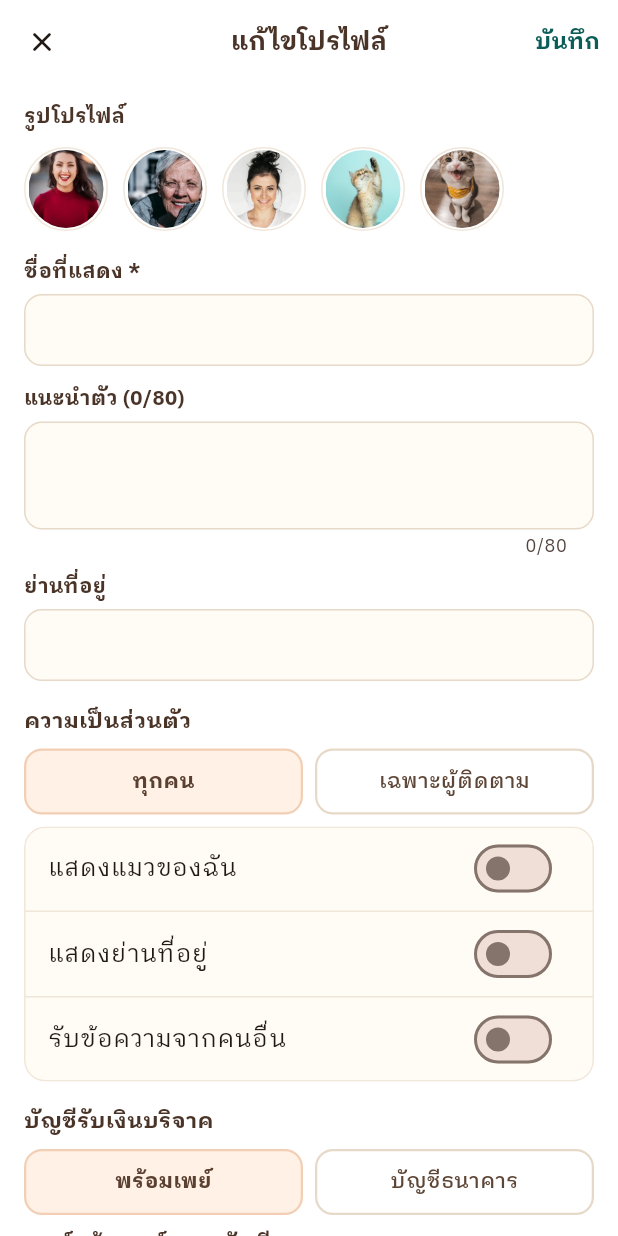
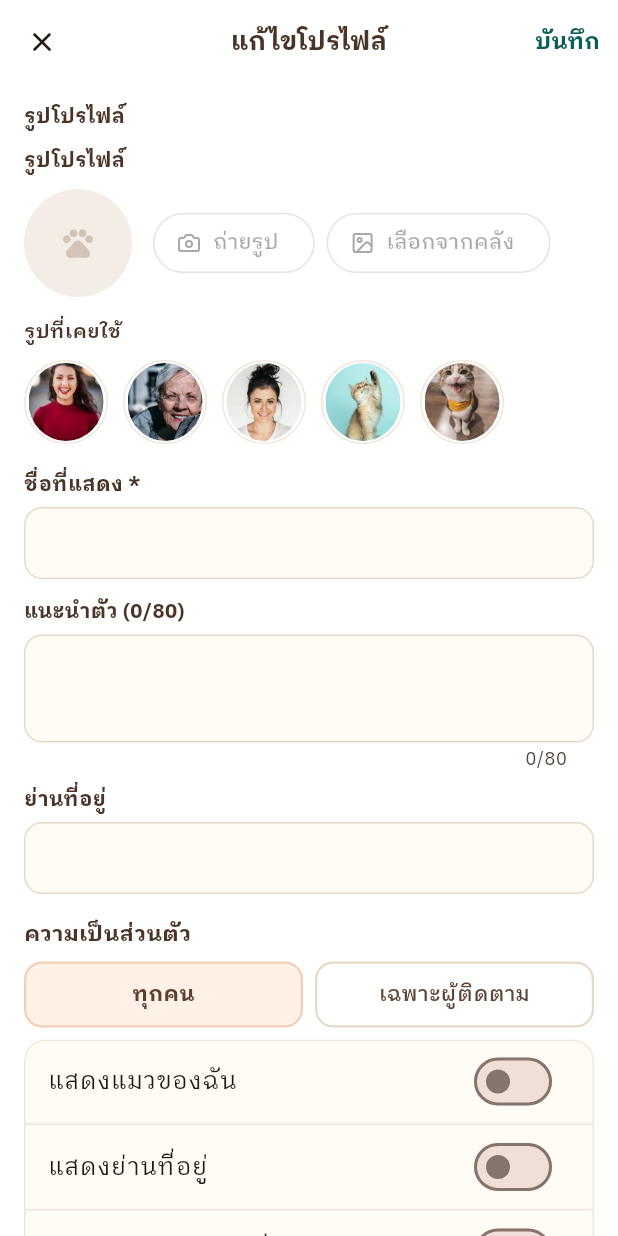
Before and after one commit to kultida-t/cat.live, a Flutter app: the _OwnerEditPage screen opened directly with empty values, on a phone screen of 412 x 824 dp. Run offline on Flutter 3.47's test engine with Material 3 defaults, Android fonts, the phone set to English and light mode, and no system bars; our stand-ins replace dio, equatable, flutter_map, flutter_riverpod, flutter_secure_storage, flutter_svg and 7 more; missing offline and left inert: qr; accounts and stored records are empty; network calls fail.

Commit message:
feat(my-cat): เปลี่ยนรูปโปรไฟล์เป็นถ่ายรูปหรือเลือกจากคลัง และรูปที่เคยใช้
รูปจากเครื่องลบข้อมูลแฝงก่อนส่งขึ้นระบบ รูปที่เคยใช้ดึงจาก backend และเลือกกลับมาใช้ได้
โหมดตัวอย่างยังแสดงรูปในแอปและปิดการอัปโหลดไว้

Generated with [Devin](https://devin.ai)

Co-Authored-By: Devin <158243242+devin-ai-integration[bot]@users.noreply.github.com>

```diff
--- a/app/lib/features/my_cat/data/datasources/dio_my_cat_data_source.dart
+++ b/app/lib/features/my_cat/data/datasources/dio_my_cat_data_source.dart
@@ -40,7 +40,7 @@ class DioMyCatDataSource implements MyCatRemoteDataSource {
     'bio': '',
     'district': '',
     'member_since': '',
-    'avatar_url': '',
+    'avatar_url': me['avatarUrl'] ?? '',
     'user_private': {
       'phone_verified': me['phoneMasked'] != null,
       'donation_account': {
--- a/app/lib/features/my_cat/presentation/pages/my_cat_page.dart
+++ b/app/lib/features/my_cat/presentation/pages/my_cat_page.dart
@@ -20,6 +20,7 @@ import '../../../auth/presentation/providers/auth_controller.dart';
 import '../../../auth/presentation/widgets/guest_auth_sheet.dart';
 import '../../domain/entities/my_cat_data.dart';
 import '../providers/my_cat_controller.dart';
+import '../providers/my_cat_providers.dart';
 import '../widgets/cat_forms_sheets.dart';
 import '../widgets/cat_photo_feed_modal.dart';
 import '../widgets/cat_profile_hero.dart';
@@ -272,6 +273,8 @@ class _MyCatPageState extends ConsumerState<MyCatPage> with ToastMixin {
         return failure == null;
       },
     );
+    if (!mounted || !ref.read(useRealMyCatProvider)) return;
+    await ref.read(myCatControllerProvider.notifier).load();
   }
 
   Future<void> _toggleCareTask(String taskId) async {
--- a/app/lib/features/my_cat/presentation/providers/my_cat_providers.dart
+++ b/app/lib/features/my_cat/presentation/providers/my_cat_providers.dart
@@ -3,6 +3,7 @@ import 'package:flutter_riverpod/flutter_riverpod.dart';
 
 import '../../../../core/network/api_client.dart';
 import '../../../../core/network/token_provider.dart';
+import '../../data/datasources/avatar_api.dart';
 import '../../data/datasources/dio_my_cat_data_source.dart';
 import '../../data/datasources/mock_my_cat_data_source.dart';
 import '../../data/datasources/my_cat_remote_data_source.dart';
@@ -25,6 +26,13 @@ final myCatDataSourceProvider = Provider<MyCatRemoteDataSource>((ref) {
       ? DioMyCatDataSource(ref.watch(myCatDioProvider))
       : MockMyCatDataSource();
 });
+
+/// เปิดหน้าแมวและฉันกับ Backend จริงหรือไม่ — ใช้ตัดสินว่าจะเปิดการอัปโหลดรูปโปรไฟล์หรือไม่
+final useRealMyCatProvider = Provider<bool>((ref) => _useRealMyCat);
+
+final avatarApiProvider = Provider<AvatarApi>(
+  (ref) => AvatarApi(ref.watch(myCatDioProvider)),
+);
 
 final myCatRepositoryProvider = Provider<MyCatRepository>(
   (ref) => MyCatRepositoryImpl(ref.watch(myCatDataSourceProvider)),
--- a/app/lib/features/my_cat/presentation/widgets/owner_edit_sheet.dart
+++ b/app/lib/features/my_cat/presentation/widgets/owner_edit_sheet.dart
@@ -1,9 +1,15 @@
 import 'package:flutter/material.dart';
+import 'package:flutter_riverpod/flutter_riverpod.dart';
+import 'package:image_picker/image_picker.dart';
 import 'package:lucide_icons_flutter/lucide_icons.dart';
 
+import '../../../../core/error/failure.dart';
+import '../../../../core/media/strip_image_metadata.dart';
 import '../../../../core/theme/app_colors.dart';
 import '../../../../core/widgets/app_avatar.dart';
+import '../../data/datasources/avatar_api.dart';
 import '../../domain/entities/my_cat_data.dart';
+import '../providers/my_cat_providers.dart';
 import 'sheet_chrome.dart';
 
 const _ownerAvatarChoices = [
@@ -29,7 +35,7 @@ Future<void> showOwnerEditSheet(
   );
 }
 
-class _OwnerEditPage extends StatefulWidget {
+class _OwnerEditPage extends ConsumerStatefulWidget {
   const _OwnerEditPage({
     required this.owner,
     required this.onSave,
@@ -41,10 +47,10 @@ class _OwnerEditPage extends StatefulWidget {
   final bool isEn;
 
   @override
-  State<_OwnerEditPage> createState() => _OwnerEditPageState();
+  ConsumerState<_OwnerEditPage> createState() => _OwnerEditPageState();
 }
 
-class _OwnerEditPageState extends State<_OwnerEditPage> {
+class _OwnerEditPageState extends ConsumerState<_OwnerEditPage> {
   final _formKey = GlobalKey<FormState>();
   late final TextEditingController _nameCtrl;
   late final TextEditingController _bioCtrl;
@@ -59,10 +65,13 @@ class _OwnerEditPageState extends State<_OwnerEditPage> {
   late DonationMethod _donationMethod;
   bool _showTreatAddress = false;
   bool _saving = false;
+  bool _uploading = false;
+  List<AvatarHistoryItem> _history = const [];
 
   @override
   void initState() {
     super.initState();
+    _loadHistory();
     final o = widget.owner;
     _nameCtrl = TextEditingController(text: o.displayName);
     _bioCtrl = TextEditingController(text: o.bio);
@@ -90,6 +99,186 @@ class _OwnerEditPageState extends State<_OwnerEditPage> {
     _accountNameCtrl.dispose();
     _treatAddressCtrl.dispose();
     super.dispose();
+  }
+
+  /// โหลดรูปที่เคยใช้จาก Backend (โหมดตัวอย่างใช้รูปในแอปแทน)
+  Future<void> _loadHistory() async {
+    if (!ref.read(useRealMyCatProvider)) return;
+    try {
+      final items = await ref.read(avatarApiProvider).listAvatars();
+      if (mounted) setState(() => _history = items);
+    } on Failure catch (f) {
+      _showMessage(f.message);
+    }
+  }
+
+  /// ถ่ายรูปหรือเลือกจากคลัง → ลบข้อมูลแฝงในเครื่อง → ส่งขึ้นระบบ
+  Future<void> _pickAndUpload(ImageSource source) async {
+    try {
+      final picked = await ImagePicker().pickImage(
+        source: source,
+        maxWidth: 1600,
+        imageQuality: 85,
+      );
+      if (picked == null || !mounted) return;
+      setState(() => _uploading = true);
+      final clean = await stripImageMetadata(await picked.readAsBytes());
+      await ref.read(avatarApiProvider).uploadAvatar(clean);
+      if (!mounted) return;
+      setState(() => _uploading = false);
+      _showMessage(
+        widget.isEn
+            ? 'Photo sent. It will appear in a few seconds.'
+            : 'ส่งรูปแล้ว รูปใหม่จะขึ้นในไม่กี่วินาที',
+      );
+      await Future<void>.delayed(const Duration(seconds: 5));
+      await _loadHistory();
+    } on Failure catch (f) {
+      if (mounted) setState(() => _uploading = false);
+      _showMessage(f.message);
+    } catch (_) {
+      if (mounted) setState(() => _uploading = false);
+      _showMessage(
+        widget.isEn ? 'Could not open the photo' : 'เปิดรูปไม่สำเร็จ ลองใหม่อีกครั้ง',
+      );
+    }
+  }
+
+  /// เลือกรูปที่เคยใช้กลับมาเป็นรูปปัจจุบัน
+  Future<void> _selectHistory(String id, String src) async {
+    if (!ref.read(useRealMyCatProvider)) {
+      setState(() => _avatar = src);
+      return;
+    }
+    try {
+      await ref.read(avatarApiProvider).selectAvatar(id);
+      if (!mounted) return;
+      setState(() => _avatar = src);
+      await _loadHistory();
+    } on Failure catch (f) {
+      _showMessage(f.message);
+    }
+  }
+
+  void _showMessage(String text) {
+    if (!mounted) return;
+    ScaffoldMessenger.of(context)
+      ..hideCurrentSnackBar()
+      ..showSnackBar(SnackBar(content: Text(text)));
+  }
+
+  Widget _buildAvatarSection(bool isEn) {
+    final real = ref.watch(useRealMyCatProvider);
+    final history = real
+        ? [for (final h in _history) (id: h.id, src: h.url)]
+        : [for (final s in _ownerAvatarChoices) (id: s, src: s)];
+    final canUpload = real && !_uploading;
+
+    return Column(
+      crossAxisAlignment: CrossAxisAlignment.start,
+      children: [
+        Text(
+          isEn ? 'Profile photo' : 'รูปโปรไฟล์',
+          style: const TextStyle(
+            fontSize: 13.5,
+            fontWeight: FontWeight.w700,
+            color: AppColors.text,
+          ),
+        ),
+        const SizedBox(height: 10),
+        Row(
+          children: [
+            AppAvatar(source: _avatar, bg: widget.owner.avatarBg, size: 72),
+            const SizedBox(width: 14),
+            Expanded(
+              child: Wrap(
+                spacing: 8,
+                runSpacing: 8,
+                children: [
+                  OutlinedButton.icon(
+                    onPressed: canUpload
+                        ? () => _pickAndUpload(ImageSource.camera)
+                        : null,
+                    icon: const Icon(LucideIcons.camera, size: 16),
+                    label: Text(isEn ? 'Take photo' : 'ถ่ายรูป'),
+                  ),
+                  OutlinedButton.icon(
+                    onPressed: canUpload
+                        ? () => _pickAndUpload(ImageSource.gallery)
+                        : null,
+                    icon: const Icon(LucideIcons.image, size: 16),
+                    label: Text(isEn ? 'Choose photo' : 'เลือกจากคลัง'),
+                  ),
+                ],
+              ),
+            ),
+          ],
+        ),
+        if (_uploading) ...[
+          const SizedBox(height: 8),
+          Text(
+            isEn ? 'Sending photo...' : 'กำลังส่งรูป...',
+            style: const TextStyle(fontSize: 12.5, color: AppColors.muted),
+          ),
+        ],
+        const SizedBox(height: 14),
+        Text(
+          isEn ? 'Previously used' : 'รูปที่เคยใช้',
+          style: const TextStyle(
+            fontSize: 13,
+            fontWeight: FontWeight.w600,
+            color: AppColors.text,
+          ),
+        ),
+        const SizedBox(height: 8),
+        if (history.isEmpty)
+          Text(
+            isEn ? 'No previous photos yet' : 'ยังไม่มีรูปที่เคยใช้',
+            style: const TextStyle(fontSize: 13, color: AppColors.muted),
+          )
+        else
+          SizedBox(
+            height: 58,
+            child: ListView.separated(
+              scrollDirection: Axis.horizontal,
+              itemCount: history.length,
+              separatorBuilder: (_, _) => const SizedBox(width: 10),
+              itemBuilder: (_, i) {
+                final item = history[i];
+                final selected = item.src == _avatar;
+                return Semantics(
+                  button: true,
+                  selected: selected,
+                  label: isEn
+                      ? 'Use previous photo ${i + 1}'
+                      : 'ใช้รูปที่เคยใช้ ${i + 1}',
+                  child: InkWell(
+                    onTap: () => _selectHistory(item.id, item.src),
+                    customBorder: const CircleBorder(),
+                    child: Container(
+                      padding: const EdgeInsets.all(2),
+                      decoration: BoxDecoration(
+                        shape: BoxShape.circle,
+                        border: Border.all(
+                          color: selected
+                              ? AppColors.ownerTealRing
+                              : AppColors.line,
+                          width: selected ? 2.5 : 1,
+                        ),
+                      ),
+                      child: AppAvatar(
+                        source: item.src,
+                        bg: widget.owner.avatarBg,
+                        size: 50,
+                      ),
+                    ),
+                  ),
+                );
+              },
+            ),
+          ),
+      ],
+    );
   }
 
   Future<void> _submit() async {
@@ -175,46 +364,7 @@ class _OwnerEditPageState extends State<_OwnerEditPage> {
                     ),
                   ),
                   const SizedBox(height: 10),
-                  SizedBox(
-                    height: 58,
-                    child: ListView.separated(
-                      scrollDirection: Axis.horizontal,
-                      itemCount: _ownerAvatarChoices.length,
-                      separatorBuilder: (_, _) => const SizedBox(width: 10),
-                      itemBuilder: (_, i) {
-                        final src = _ownerAvatarChoices[i];
-                        final selected = src == _avatar;
-                        return Semantics(
-                          button: true,
-                          selected: selected,
-                          label: isEn
-                              ? 'Select profile photo ${i + 1}'
-                              : 'เลือกรูปโปรไฟล์ที่ ${i + 1}',
-                          child: InkWell(
-                            onTap: () => setState(() => _avatar = src),
-                            customBorder: const CircleBorder(),
-                            child: Container(
-                              padding: const EdgeInsets.all(2),
-                              decoration: BoxDecoration(
-                                shape: BoxShape.circle,
-                                border: Border.all(
-                                  color: selected
-                                      ? AppColors.ownerTealRing
-                                      : AppColors.line,
-                                  width: selected ? 2.5 : 1,
-                                ),
-                              ),
-                              child: AppAvatar(
-                                source: src,
-                                bg: widget.owner.avatarBg,
-                                size: 50,
-                              ),
-                            ),
-                          ),
-                        );
-                      },
-                    ),
-                  ),
+                  _buildAvatarSection(isEn),
                   const SizedBox(height: 16),
                   _OwnerTextField(
                     label: isEn ? 'Display name *' : 'ชื่อที่แสดง *',
```
Also changed, not shown: app/lib/features/my_cat/data/datasources/avatar_api.dart (added, +61 -0 lines), 1 other file.
